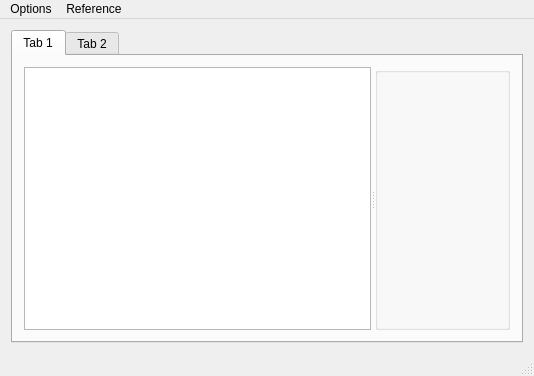
Before: the Qt Designer form mainwindow.ui in robocenter-rov/remote-control, drawn with Qt 5.
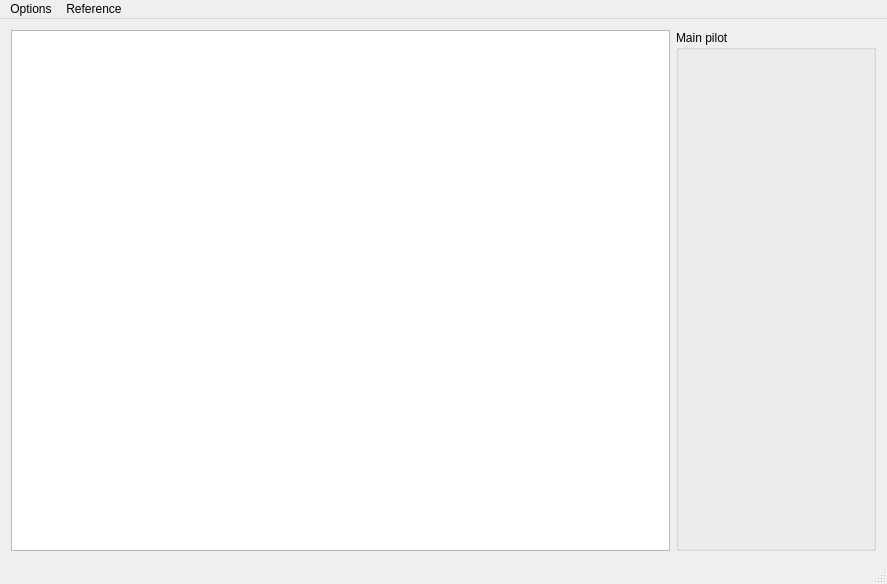
After: the same form once the commit is applied.

Commit message: Update ui: remove tabs of users

What changed in the file:
```diff
--- a/mainwindow.ui
+++ b/mainwindow.ui
@@ -9,8 +9,8 @@
    <rect>
     <x>0</x>
     <y>0</y>
-    <width>534</width>
-    <height>376</height>
+    <width>887</width>
+    <height>584</height>
    </rect>
   </property>
   <property name="minimumSize">
@@ -28,32 +28,44 @@
    </property>
    <layout class="QGridLayout" name="gridLayout">
     <item row="0" column="0">
-     <widget class="QTabWidget" name="tabWidget">
-      <widget class="QWidget" name="tab">
-       <attribute name="title">
-        <string>Tab 1</string>
-       </attribute>
-       <layout class="QGridLayout" name="gridLayout_2">
-        <item row="0" column="0">
-         <widget class="QSplitter" name="splitter">
-          <property name="orientation">
-           <enum>Qt::Horizontal</enum>
-          </property>
-          <widget class="QGraphicsView" name="graphicsView"/>
-          <widget class="QGroupBox" name="groupBox">
-           <property name="title">
-            <string/>
-           </property>
-          </widget>
-         </widget>
-        </item>
-       </layout>
-      </widget>
-      <widget class="QWidget" name="tab_2">
-       <attribute name="title">
-        <string>Tab 2</string>
-       </attribute>
-      </widget>
+     <widget class="QGraphicsView" name="graphicsView">
+      <property name="sizePolicy">
+       <sizepolicy hsizetype="Preferred" vsizetype="Preferred">
+        <horstretch>0</horstretch>
+        <verstretch>0</verstretch>
+       </sizepolicy>
+      </property>
+      <property name="minimumSize">
+       <size>
+        <width>640</width>
+        <height>480</height>
+       </size>
+      </property>
+      <property name="verticalScrollBarPolicy">
+       <enum>Qt::ScrollBarAlwaysOff</enum>
+      </property>
+      <property name="horizontalScrollBarPolicy">
+       <enum>Qt::ScrollBarAlwaysOff</enum>
+      </property>
+     </widget>
+    </item>
+    <item row="0" column="1">
+     <widget class="QGroupBox" name="groupBox">
+      <property name="sizePolicy">
+       <sizepolicy hsizetype="Fixed" vsizetype="Preferred">
+        <horstretch>0</horstretch>
+        <verstretch>0</verstretch>
+       </sizepolicy>
+      </property>
+      <property name="minimumSize">
+       <size>
+        <width>200</width>
+        <height>0</height>
+       </size>
+      </property>
+      <property name="title">
+       <string>Main pilot</string>
+      </property>
      </widget>
     </item>
    </layout>
@@ -63,7 +75,7 @@
     <rect>
      <x>0</x>
      <y>0</y>
-     <width>534</width>
+     <width>887</width>
      <height>21</height>
     </rect>
    </property>
```
